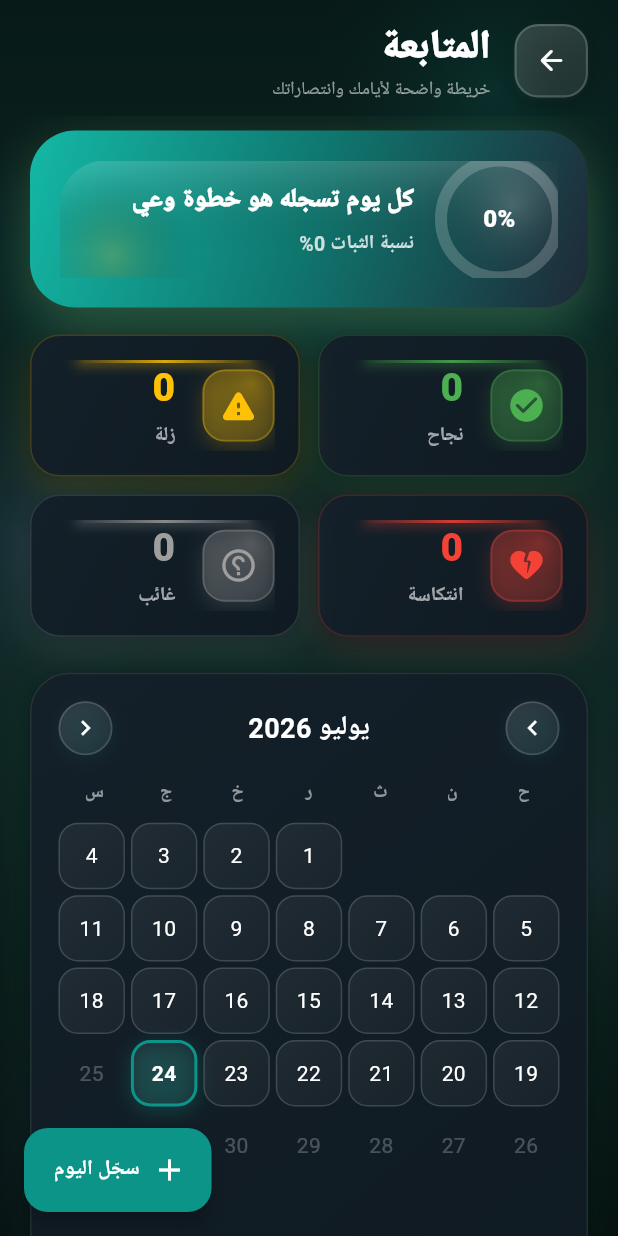
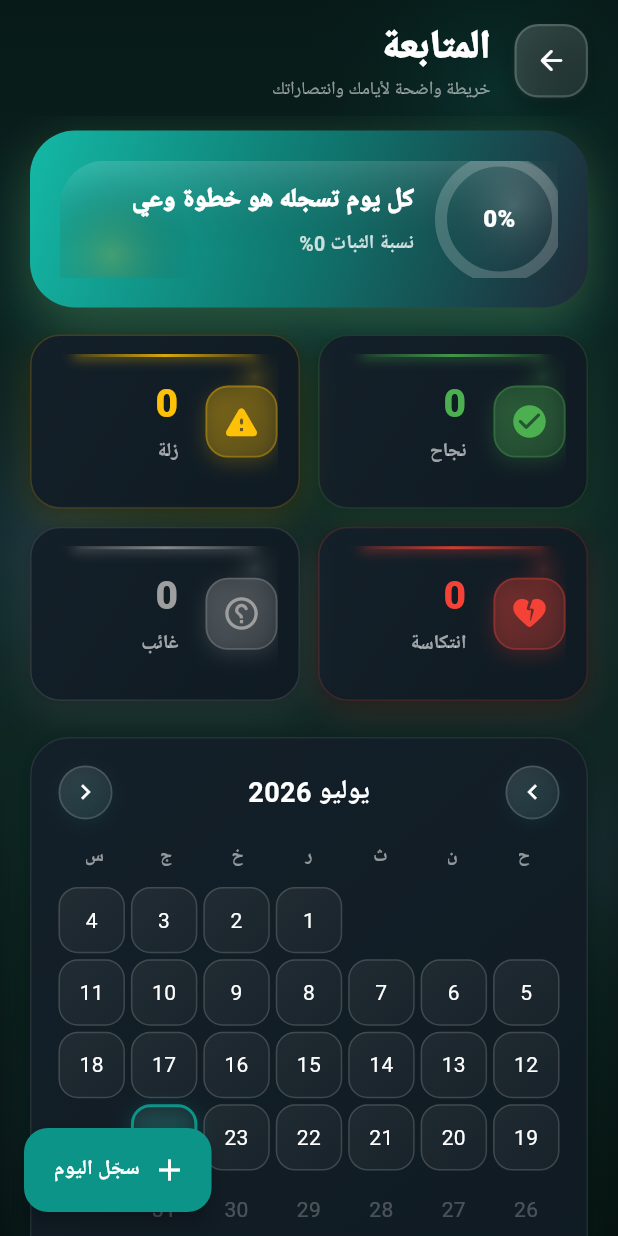
Before and after one commit to yusfkarim994-del/ta3ayusf11, a Flutter app: the TrackingScreen screen opened directly, on a phone screen of 412 x 824 dp. Run offline on Flutter 3.47's test engine with Material 3 defaults, Android fonts, the phone set to English and light mode, and no system bars; our stand-ins replace audioplayers, cached_network_image, cloud_firestore, dio, file_picker, firebase_auth and 12 more; missing offline and left inert: dart:html, dart:ui_web, flutter_inappwebview, flutter_pdfview, record, translator and 1 more; accounts and stored records are empty; Roboto replaces fonts that are missing (Cairo); project files that could hold a hidden picture were left out.

Commit message:
fix: tracking summary cards - taller cards to prevent text clipping on mobile
- childAspectRatio: 1.9 -> 1.55 (much taller cards, no text cut off)
- Padding: all(16) -> symmetric(h:14, v:12) (more vertical space)

```diff
--- a/lib/screens/tracking_screen.dart
+++ b/lib/screens/tracking_screen.dart
@@ -517,7 +517,7 @@ class _TrackingScreenState extends State<TrackingScreen>
           shrinkWrap: true,
           physics: const NeverScrollableScrollPhysics(),
           crossAxisCount: 2,
-          childAspectRatio: 1.9,
+          childAspectRatio: 1.55,
           crossAxisSpacing: 12,
           mainAxisSpacing: 12,
           children: [
@@ -568,7 +568,7 @@ class _TrackingScreenState extends State<TrackingScreen>
     required Color color,
   }) {
     return Container(
-      padding: const EdgeInsets.all(16),
+      padding: const EdgeInsets.symmetric(horizontal: 14, vertical: 12),
       decoration: BoxDecoration(
         gradient: LinearGradient(
           begin: Alignment.topLeft,
```
